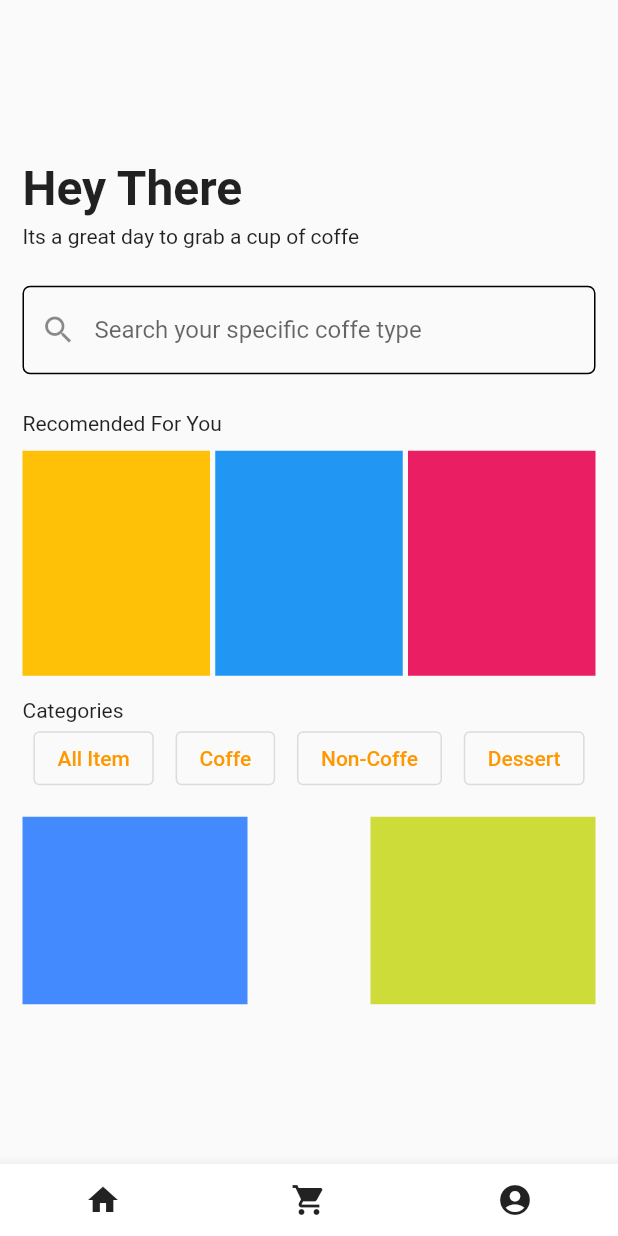
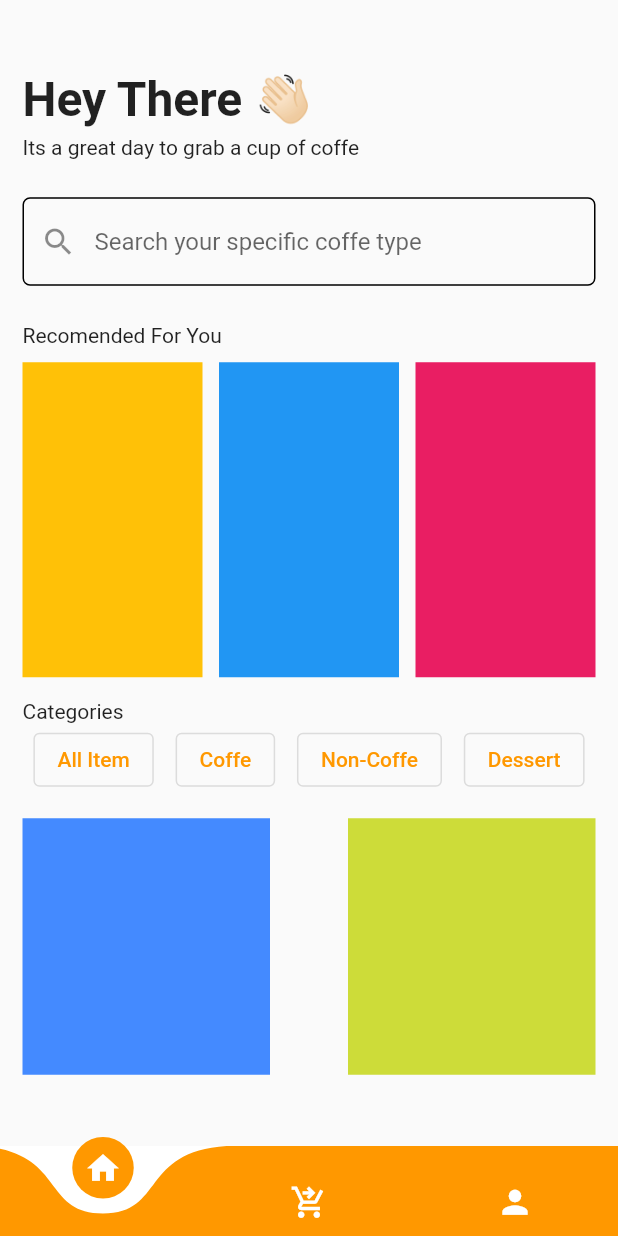
Before and after one commit to Roberth0/mobile, a Flutter app: the Home screen opened directly, on a phone screen of 412 x 824 dp. Run offline on Flutter 3.47's test engine with Material 2 defaults, Android fonts, the phone set to English and light mode, and no system bars; drawn by our look-alikes of curved_navigation_bar; our stand-ins replace email_validator, firebase_auth, firebase_core, google_fonts; accounts and stored records are empty.

```diff
--- a/coffeshop/lib/screens/home/home.dart
+++ b/coffeshop/lib/screens/home/home.dart
@@ -1,10 +1,26 @@
 // ignore_for_file: prefer_const_constructors, avoid_print
+import 'package:coffeshop/screens/profile/profile.dart';
 import 'package:coffeshop/services/auth.dart';
+import 'package:curved_navigation_bar/curved_navigation_bar.dart';
 import 'package:flutter/material.dart';
 import 'package:google_fonts/google_fonts.dart';
 
-class Home extends StatelessWidget {
+import '../cart/cart.dart';
+
+class Home extends StatefulWidget {
   const Home({super.key});
+
+  @override
+  State<Home> createState() => _HomeState();
+}
+
+class _HomeState extends State<Home> {
+  int _page = 0;
+  List<Widget> screens = [
+    Home(),
+    Cart(),
+    Profile(),
+  ];
 
   @override
   Widget build(BuildContext context) {
@@ -15,18 +31,20 @@ class Home extends StatelessWidget {
         child: Column(
           mainAxisAlignment: MainAxisAlignment.center,
           crossAxisAlignment: CrossAxisAlignment.start,
-          children:[
-            Text(
-              "Hey There",
-              style: TextStyle(fontWeight: FontWeight.bold, fontSize: 32)
+          children: [
+            Text("Hey There 👋🏻",
+                style: TextStyle(fontWeight: FontWeight.bold, fontSize: 32)),
+            SizedBox(
+              height: 5,
             ),
-            SizedBox( height: 5,),
 
             Text(
               "Its a great day to grab a cup of coffe",
               style: TextStyle(),
             ),
-            SizedBox( height: 25,),
+            SizedBox(
+              height: 25,
+            ),
 
             TextField(
                 decoration: InputDecoration(
@@ -38,24 +56,28 @@ class Home extends StatelessWidget {
               ),
               focusedBorder: OutlineInputBorder(
                   borderSide: BorderSide(),
-                  borderRadius: BorderRadius.circular(5)
+                  borderRadius: BorderRadius.circular(5)),
+            )),
+            SizedBox(
+              height: 25,
             ),
-              )
-            ),
-            SizedBox( height: 25,),
 
             Text("Recomended For You"),
-            SizedBox( height: 10,),
+            SizedBox(
+              height: 10,
+            ),
 
             Row(
               mainAxisAlignment: MainAxisAlignment.spaceBetween,
               children: [
-                Container( width: 125, height: 150, color: Colors.amber),
-                Container( width: 125, height: 150, color: Colors.blue),
-                Container( width: 125, height: 150, color: Colors.pink),
+                Container(width: 120, height: 210, color: Colors.amber),
+                Container(width: 120, height: 210, color: Colors.blue),
+                Container(width: 120, height: 210, color: Colors.pink),
               ],
             ),
-            SizedBox( height: 15,),
+            SizedBox(
+              height: 15,
+            ),
 
             Text("Categories"),
             Row(
@@ -67,20 +89,17 @@ class Home extends StatelessWidget {
                 OutlinedButton(onPressed: () {}, child: Text("Dessert")),
               ],
             ),
-            SizedBox( height: 15,),
+            SizedBox(
+              height: 15,
+            ),
 
             Row(
               mainAxisAlignment: MainAxisAlignment.spaceBetween,
               children: [
-                Container(width: 150, height: 125, color: Colors.blueAccent),
-                Container(width: 150, height: 125, color: Colors.lime),
+                Container(width: 165, height: 171, color: Colors.blueAccent),
+                Container(width: 165, height: 171, color: Colors.lime),
               ],
             )
-
-
-
-
-
 
             // ElevatedButton(
             //     onPressed: () async {
@@ -91,17 +110,53 @@ class Home extends StatelessWidget {
           ],
         ),
       ),
-      bottomNavigationBar: BottomAppBar(
+      // bottomNavigationBar: BottomNavigationBar(
+      //     onTap: (index) {
+      //       print(index);
+      //     },
+      //     items: const [
+      //       BottomNavigationBarItem(label: "Home", icon: Icon(Icons.home)),
+      //       BottomNavigationBarItem(
+      //           label: "Cart",
+      //           icon: Icon(Icons.shopping_cart_checkout_outlined)),
+      //       BottomNavigationBarItem(label: "Profile", icon: Icon(Icons.person)),
+      //     ]
 
-        child: Row(
-          mainAxisAlignment: MainAxisAlignment.spaceAround,
-          children: [
-            IconButton(icon: Icon(Icons.home), onPressed: () {},),
-            IconButton(icon: Icon(Icons.shopping_cart), onPressed: () {},),
-            IconButton(icon: Icon(Icons.account_circle), onPressed: () {},),
-          ]
+      //     // child: Row(
+      //     //   mainAxisAlignment: MainAxisAlignment.spaceAround,
+      //     //   children: [
+      //     //     IconButton(icon: Icon(Icons.home), onPressed: () {},),
+      //     //     IconButton(icon: Icon(Icons.shopping_cart), onPressed: () {},),
+      //     //     IconButton(icon: Icon(Icons.account_circle), onPressed: () {},),
+      //     //   ]
+      //     //   ),
+      //     ),
+      bottomNavigationBar: CurvedNavigationBar(
+          index: _page,
+          onTap: (index) {
+            setState(() {
+              _page = index;
+            });
+            print(index);
+            print(screens[index]);
+            Navigator.of(context).push(MaterialPageRoute(
+              builder: (context) => screens[index])
+            );
+          },
+          height: 60,
+          color: Colors.orange,
+          animationCurve: Curves.easeInOut,
+          backgroundColor: Colors.white,
+          animationDuration: Duration(milliseconds: 300),
+          items: const [
+            Icon(Icons.home, size: 25, color: Colors.white),
+            Icon(
+              Icons.shopping_cart_checkout,
+              size: 25,
+              color: Colors.white,
             ),
-      ),
+            Icon(Icons.person, size: 25, color: Colors.white),
+          ]),
     );
   }
 }
--- a/coffeshop/lib/screens/wrapper.dart
+++ b/coffeshop/lib/screens/wrapper.dart
@@ -13,7 +13,9 @@ class Wrapper extends StatelessWidget {
   @override
   Widget build(BuildContext context) {
     final user = Provider.of<User?>(context);
-    return Profile();
+    // return Profile();
+    return Home();
+
     // return user == null ? Authenticate() : Home();
   }
 }
--- a/coffeshop/pubspec.yaml
+++ b/coffeshop/pubspec.yaml
@@ -42,6 +42,7 @@ dependencies:
   google_fonts: ^3.0.1
   provider: ^6.0.5
   email_validator: ^2.1.17
+  curved_navigation_bar: ^1.0.3
 
 dev_dependencies:
   flutter_test:
```
Also changed, not shown: coffeshop/lib/screens/cart/cart.dart (added, +39 -0 lines), coffeshop/lib/screens/profile/profile.dart (+27 -13 lines), 1 other file. Lines whose indentation alone changed are shown as unchanged.
